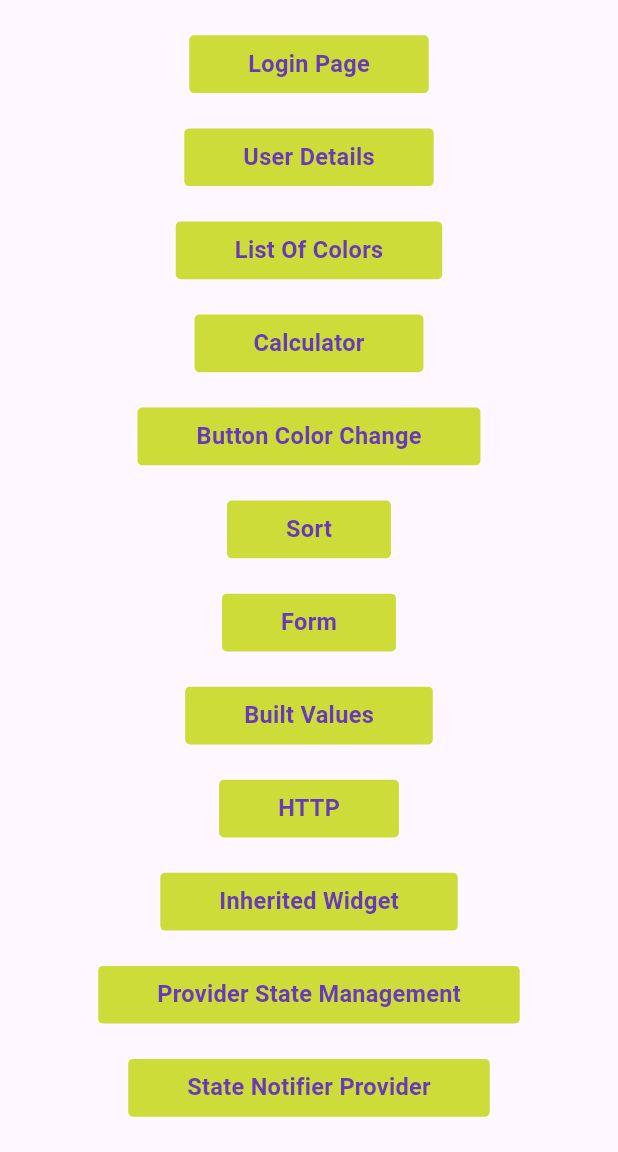
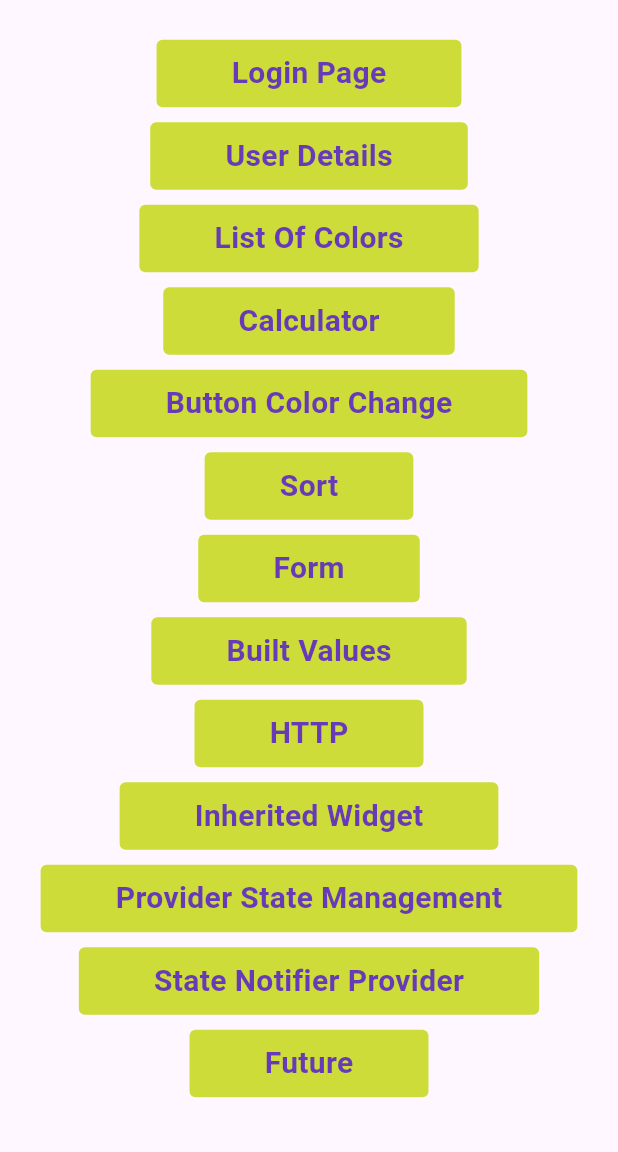
Before and after one commit to praveenrnw/Training, a Flutter app: the screen it shows after launch, on a phone screen of 412 x 824 dp, the part 84-1236 px from its top. Run offline on Flutter 3.47's test engine with Material 2 defaults, Android fonts, the phone set to English and light mode, and no system bars; our stand-ins replace built_collection, built_value, get, state_notifier; missing offline and left inert: flutter_state_notifier.

Commit message:
Training task: 1.User details 2.Login/Register UI 3.List 10 colors 4.Calculator 5.Button color change 6.Sort 7.Form 8.Built Values 9.HTTP 10.Inherited Widgets 11.Provider state management 12.State Notifier Change 13.Future

```diff
--- a/lib/main.dart
+++ b/lib/main.dart
@@ -1,5 +1,6 @@
 import 'package:flutter/material.dart';
 import 'package:training/build_values/build_values.dart';
+import 'package:training/future/future.dart';
 import 'package:training/http_request/httpMain.dart';
 import 'package:training/inherited_widgets/root_widget.dart';
 import 'package:training/login_register_ui/pages/auth_page.dart';
@@ -11,7 +12,7 @@ import 'package:training/Calculator/calculator.dart';
 import 'button_color_change/button_color_change.dart';
 import 'sort/sort.dart';
 import 'form/form.dart';
-import 'package:training/provider_state_management/eligibility_screen.dart';
+import 'package:get/get.dart';
 
 void main() {
   runApp(const MyApp());
@@ -23,7 +24,7 @@ class MyApp extends StatelessWidget {
   // This widget is the root of your application.
   @override
   Widget build(BuildContext context) {
-    return MaterialApp(
+    return GetMaterialApp(
       debugShowCheckedModeBanner: false,
       title: 'Flutter Demo',
       theme: ThemeData(
@@ -67,67 +68,71 @@ class _MyHomePageState extends State<MyHomePage> {
             child: Column(
           mainAxisAlignment: MainAxisAlignment.center,
           children: [
-            SizedBox(height: 30),
             MyButton(
               btnName: 'Login Page',
               page: AuthPage(),
             ),
-            SizedBox(height: 30),
+            SizedBox(height: 10),
             MyButton(
               btnName: 'User Details',
               page: UserDetails(),
             ),
-            SizedBox(height: 30),
+            SizedBox(height: 10),
             MyButton(
               btnName: 'List Of Colors',
               page: ColorsList(),
             ),
-            SizedBox(height: 30),
+            SizedBox(height: 10),
             MyButton(
               btnName: 'Calculator',
               page: Calculator(),
             ),
-            SizedBox(height: 30),
+            SizedBox(height: 10),
             MyButton(
               btnName: 'Button Color Change',
               page: BtnColorChange(),
             ),
-            SizedBox(height: 30),
+            SizedBox(height: 10),
             MyButton(
               btnName: 'Sort',
               page: Sort(),
             ),
-            SizedBox(height: 30),
+            SizedBox(height: 10),
             MyButton(
               btnName: 'Form',
               page: MyForm(),
             ),
-            SizedBox(height: 30),
+            SizedBox(height: 10),
             MyButton(
               btnName: 'Built Values',
               page: MyBuildValues(),
             ),
-            SizedBox(height: 30),
+            SizedBox(height: 10),
             MyButton(
               btnName: 'HTTP',
               page: HttpMain(),
             ),
-            SizedBox(height: 30),
+            SizedBox(height: 10),
             MyButton(
               btnName: 'Inherited Widget',
               page: RootWidget(),
             ),
-            SizedBox(height: 30),
+            SizedBox(height: 10),
             MyButton(
               btnName: 'Provider State Management',
               page: EligiblityScreen(),
             ),
-            SizedBox(height: 30),
+            SizedBox(height: 10),
             MyButton(
               btnName: 'State Notifier Provider',
               page: MyStateApp(),
             ),
-            SizedBox(height: 30),
+            SizedBox(height: 10),
+            MyButton(
+              btnName: 'Future',
+              page: MyFutureClass(),
+            ),
+            SizedBox(height: 10),
           ],
         )),
       ),
@@ -148,19 +153,20 @@ class MyButton extends StatelessWidget {
   @override
   Widget build(BuildContext context) {
     return Container(
-      padding: const EdgeInsets.symmetric(horizontal: 50, vertical: 10),
+      padding: const EdgeInsets.symmetric(horizontal: 50, vertical: 8),
       decoration: BoxDecoration(
         color: Colors.lime[500],
         borderRadius: BorderRadius.circular(4),
       ),
       child: GestureDetector(
         onTap: () {
-          Navigator.push(
+          /*Navigator.push(
             context,
             MaterialPageRoute(
               builder: (p) => page,
             ),
-          );
+          );*/
+          Get.to(page);
         },
         child: Text(
           btnName,
--- a/pubspec.yaml
+++ b/pubspec.yaml
@@ -36,6 +36,7 @@ dependencies:
   provider: ^6.0.5
   state_notifier: ^0.7.2+1
   flutter_state_notifier: ^0.7.3
+  get: ^4.6.5
 
   # The following adds the Cupertino Icons font to your application.
   # Use with the CupertinoIcons class for iOS style icons.
```
Also changed, not shown: lib/future/future.dart (added, +68 -0 lines), lib/list_of_colors/colorsList.dart (+18 -45 lines), pubspec.lock.
